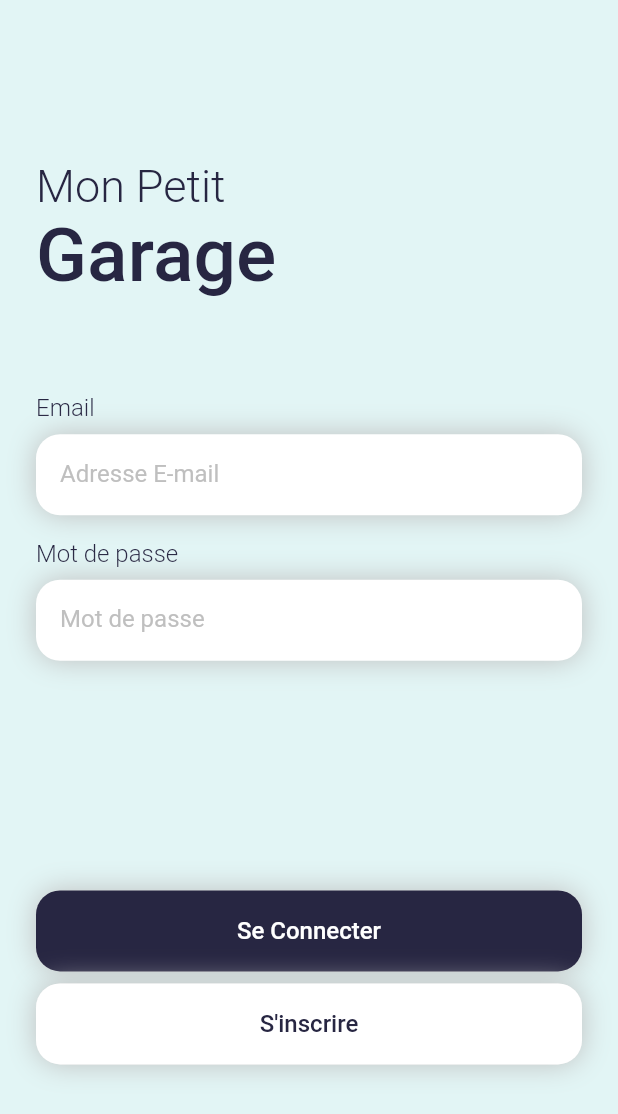
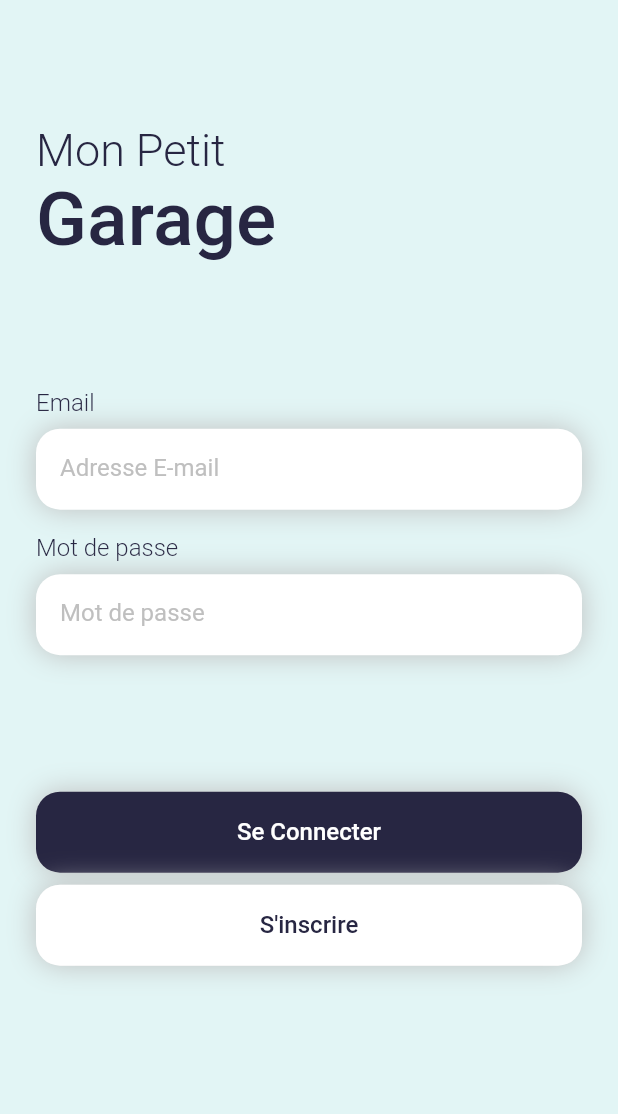
Before and after one commit to hugod-g/FL1---Flutter-team, a Flutter app: the screen it shows after launch, on a phone screen of 412 x 824 dp. Shown: the top 1114 px of the screen. Run offline on Flutter 3.47's test engine with Material 2 defaults, Android fonts, the light colour scheme and no system bars; our stand-ins replace camera, image_picker, shared_preferences.

Commit message:
feat: add web responsive for admin and login

```diff
--- a/lib/Class/user_class.dart
+++ b/lib/Class/user_class.dart
@@ -1,5 +1,3 @@
-import 'dart:ffi';
-
 import 'package:flutter/cupertino.dart';
 import 'package:mon_petit_entretien/Class/center_class.dart';
 
--- a/lib/Page/gestion.dart
+++ b/lib/Page/gestion.dart
@@ -1,3 +1,4 @@
+import 'package:flutter/foundation.dart' show kIsWeb;
 import 'package:flutter/material.dart';
 import 'package:mon_petit_entretien/Class/app_class.dart';
 import 'package:mon_petit_entretien/Class/user_class.dart';
@@ -75,6 +76,9 @@ class _GestionPage extends State<GestionPage> {
 
   @override
   Widget build(BuildContext context) {
+    if (kIsWeb) {
+      return const Home();
+    }
     return Scaffold(
       body: PageView(
         controller: pageController,
--- a/lib/Page/login.dart
+++ b/lib/Page/login.dart
@@ -2,12 +2,11 @@ import 'package:flutter/material.dart';
 import 'package:mon_petit_entretien/Class/app_class.dart';
 import 'package:mon_petit_entretien/Components/button.dart';
 import 'package:mon_petit_entretien/Components/text_input.dart';
-import 'package:mon_petit_entretien/Page/gestion.dart';
-import 'package:mon_petit_entretien/Page/register.dart';
 import 'package:mon_petit_entretien/Services/api/auth.dart';
 import 'package:mon_petit_entretien/Style/fonts.dart';
 import 'package:provider/provider.dart';
 import 'package:shared_preferences/shared_preferences.dart';
+
 import '../Style/colors.dart';
 
 class LoginPage extends StatefulWidget {
@@ -80,19 +79,26 @@ class _LoginPage extends State<LoginPage> {
 
   @override
   Widget build(BuildContext context) {
+    final double currentWith = MediaQuery.of(context).size.width;
+
     return Material(
       color: lightBlue,
       child: SafeArea(
         child: Container(
           color: lightBlue,
-          padding: const EdgeInsets.all(24),
-          child: Column(
+          child: ListView(
+            children: <Widget>[
+              Column(
                 mainAxisAlignment: MainAxisAlignment.spaceBetween,
                 crossAxisAlignment: CrossAxisAlignment.start,
                 children: <Widget>[
+                  if (currentWith < 800)
                     Padding(
                       padding: EdgeInsets.only(
                         top: MediaQuery.of(context).size.height * 0.1,
+                        bottom: MediaQuery.of(context).size.height * 0.1,
+                        left: 24,
+                        right: 24,
                       ),
                       child: Column(
                         crossAxisAlignment: CrossAxisAlignment.start,
@@ -118,7 +124,33 @@ class _LoginPage extends State<LoginPage> {
                         ],
                       ),
                     ),
-              Column(
+                  if (currentWith >= 800)
+                    Align(
+                      child: Padding(
+                        padding: EdgeInsets.only(
+                          top: MediaQuery.of(context).size.height * 0.1,
+                          bottom: MediaQuery.of(context).size.height * 0.1,
+                        ),
+                        child: const Text(
+                          "Mon Petit Garage",
+                          style: TextStyle(
+                            color: navy,
+                            fontSize: 50,
+                            fontFamily: appFont,
+                            fontWeight: fontMedium,
+                          ),
+                        ),
+                      ),
+                    ),
+                  Align(
+                    child: Container(
+                      constraints: const BoxConstraints(maxWidth: 800),
+                      child: Padding(
+                        padding: const EdgeInsets.only(
+                          right: 24,
+                          left: 24,
+                        ),
+                        child: Column(
                           crossAxisAlignment: CrossAxisAlignment.start,
                           children: <Widget>[
                             const Text(
@@ -131,7 +163,8 @@ class _LoginPage extends State<LoginPage> {
                               ),
                             ),
                             Padding(
-                    padding: const EdgeInsets.only(top: 8, bottom: 16),
+                              padding:
+                                  const EdgeInsets.only(top: 8, bottom: 16),
                               child: TextInput(
                                 value: email,
                                 placeholder: "Adresse E-mail",
@@ -148,7 +181,8 @@ class _LoginPage extends State<LoginPage> {
                               ),
                             ),
                             Padding(
-                    padding: const EdgeInsets.only(top: 8, bottom: 16),
+                              padding:
+                                  const EdgeInsets.only(top: 8, bottom: 16),
                               child: TextInput(
                                 value: password,
                                 placeholder: "Mot de passe",
@@ -157,7 +191,8 @@ class _LoginPage extends State<LoginPage> {
                               ),
                             ),
                             Padding(
-                    padding: const EdgeInsets.only(top: 8, bottom: 16),
+                              padding:
+                                  const EdgeInsets.only(top: 8, bottom: 16),
                               child: Text(
                                 error ?? "",
                                 style: const TextStyle(
@@ -170,9 +205,17 @@ class _LoginPage extends State<LoginPage> {
                             ),
                           ],
                         ),
-              Padding(
+                      ),
+                    ),
+                  ),
+                  Align(
+                    child: Container(
+                      constraints: const BoxConstraints(maxWidth: 800),
+                      child: Padding(
                         padding: EdgeInsets.only(
                           bottom: MediaQuery.of(context).size.height * 0.1,
+                          right: 24,
+                          left: 24,
                         ),
                         child: Column(
                           children: <Widget>[
@@ -195,6 +238,10 @@ class _LoginPage extends State<LoginPage> {
                           ],
                         ),
                       ),
+                    ),
+                  ),
+                ],
+              ),
             ],
           ),
         ),
```
Also changed, not shown: lib/Components/web/burgerMenu.dart (+24 -8 lines), lib/Page/admin.dart (+18 -1 lines), lib/Page/profile.dart (+8 -8 lines), 2 other files. Lines whose indentation alone changed are shown as unchanged.
